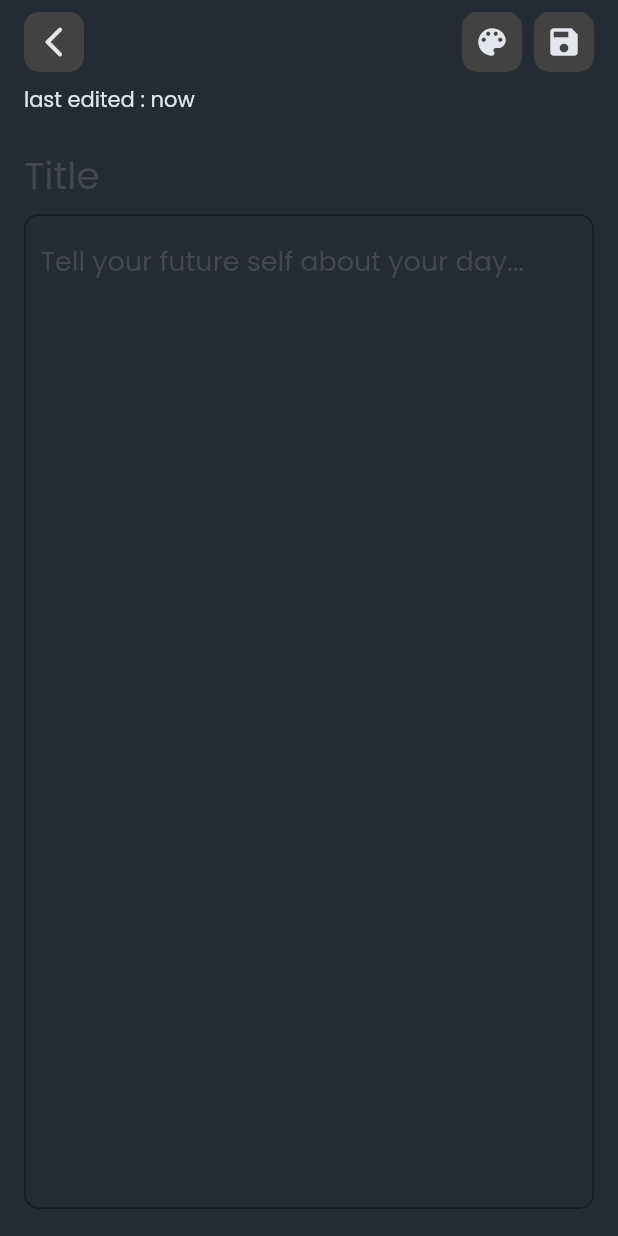
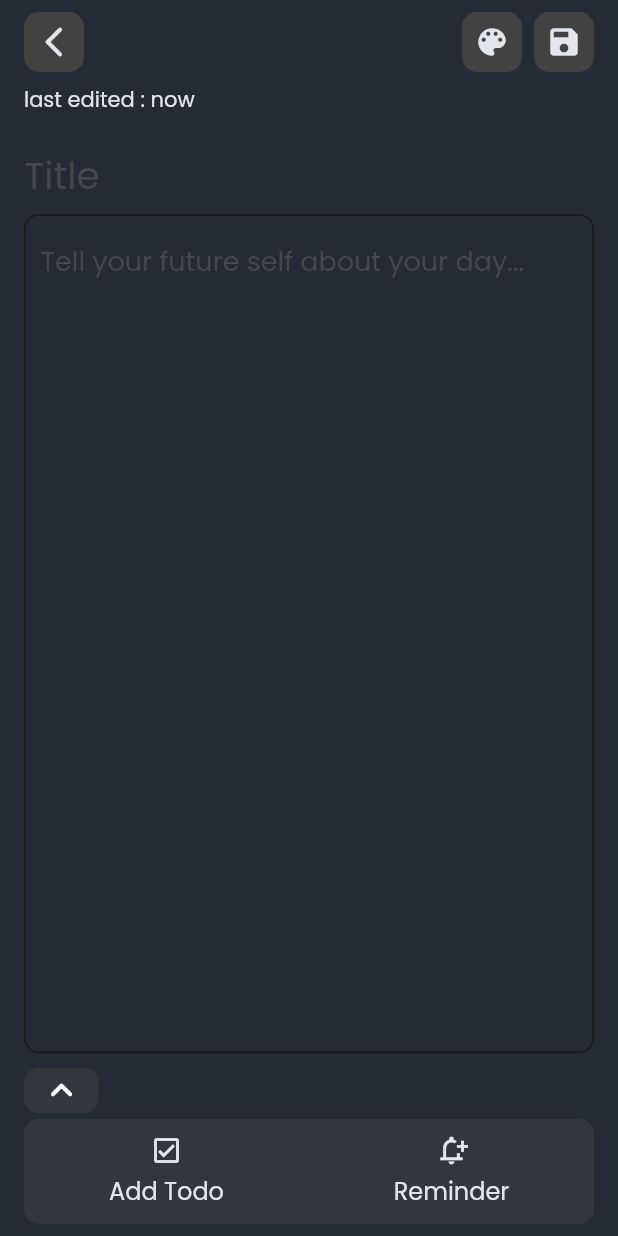
Before and after one commit to davidodejobi/mi-dairy, a Flutter app: the screen it shows after launch, after a tap on the "add" icon, on a phone screen of 412 x 824 dp. Run offline on Flutter 3.47's test engine with Material 2 defaults, Android fonts, the phone set to English and light mode, and no system bars; our stand-ins replace get_it, lottie.

Commit message:
added note bottom button with little animation

```diff
--- a/lib/main.dart
+++ b/lib/main.dart
@@ -5,6 +5,7 @@ import 'package:notetaking_crud_app/core/utils/theme.dart';
 import 'package:provider/provider.dart';
 
 import 'modules/add_note/provider/add_note_provider.dart';
+import 'modules/add_note/provider/change_postion.dart';
 import 'modules/home/home.dart';
 import 'modules/home/providers/note_provider.dart';
 
@@ -35,6 +36,9 @@ class MyApp extends StatelessWidget {
         ChangeNotifierProvider<AddNoteProvider>(
           create: (_) => AddNoteProvider(),
         ),
+        ChangeNotifierProvider<ChangePosition>(
+          create: (_) => ChangePosition(),
+        ),
       ],
       child: Consumer<NoteTheme>(
         builder: (context, appTheme, _) {
--- a/lib/modules/add_note/add_note.dart
+++ b/lib/modules/add_note/add_note.dart
@@ -5,6 +5,7 @@ import 'package:provider/provider.dart';
 import '../../locator.dart';
 import '../../shared/create_note_appBar.dart';
 import '../home/providers/note_provider.dart';
+import 'widgets/bottom_button_slide.dart';
 
 AddNoteProvider addNoteProvider = getIt<AddNoteProvider>();
 
@@ -69,7 +70,6 @@ class _AddNoteState extends State<AddNote> {
         },
         onPop: () {
           anp.changeNoteColor(Theme.of(context).cardColor);
-
           Navigator.pop(context);
           anp.onPopAction();
         },
@@ -169,6 +169,7 @@ class _AddNoteState extends State<AddNote> {
               const SizedBox(
                 height: 10,
               ),
+              BottomButtonSlide(color: widget.color),
             ],
           ),
         ),
--- /dev/null
+++ b/lib/modules/add_note/provider/change_postion.dart
@@ -0,0 +1,15 @@
+import 'package:flutter/material.dart';
+
+class ChangePosition with ChangeNotifier {
+  Offset offset = Offset.zero;
+  void changePositionUp() {
+    offset = offset -= const Offset(0, 1);
+    notifyListeners();
+  }
+
+  void changePositionDown() {
+    print('changePositionDown');
+    offset = offset -= const Offset(0, -1);
+    notifyListeners();
+  }
+}
--- /dev/null
+++ b/lib/modules/add_note/widgets/bottom_button_slide.dart
@@ -0,0 +1,149 @@
+import 'package:flutter/material.dart';
+import 'package:provider/provider.dart';
+
+import '../provider/change_postion.dart';
+
+class BottomButtonSlide extends StatelessWidget {
+  const BottomButtonSlide({
+    Key? key,
+    required this.color,
+  }) : super(key: key);
+
+  final Color? color;
+
+  @override
+  Widget build(BuildContext context) {
+    ChangePosition position = Provider.of<ChangePosition>(context);
+    return Column(
+      crossAxisAlignment: CrossAxisAlignment.start,
+      children: [
+        AnimatedSlide(
+          offset: position.offset,
+          duration: const Duration(milliseconds: 1000),
+          curve: Curves.slowMiddle,
+          child: Container(
+            height: 30,
+            width: 50,
+            decoration: BoxDecoration(
+              color: color!.withOpacity(0.5),
+              borderRadius: BorderRadius.circular(
+                10,
+              ),
+            ),
+            child: GestureDetector(
+              onTap: () {
+                position.changePositionDown();
+              },
+              child: const Icon(
+                Icons.keyboard_arrow_up_rounded,
+                color: Colors.white,
+                size: 30,
+              ),
+            ),
+          ),
+        ),
+        const SizedBox(
+          height: 4,
+        ),
+        AnimatedSlide(
+          offset: position.offset,
+          duration: const Duration(milliseconds: 1000),
+          curve: Curves.slowMiddle,
+          child: SizedBox(
+            // padding: const EdgeInsets.all(.0),
+            height: 70,
+            width: double.infinity,
+            child: Column(
+              crossAxisAlignment: CrossAxisAlignment.start,
+              children: [
+                Expanded(
+                  child: Container(
+                      height: 100,
+                      width: double.infinity,
+                      decoration: BoxDecoration(
+                        color: color!.withOpacity(0.5),
+                        borderRadius: BorderRadius.circular(
+                          10,
+                        ),
+                      ),
+                      child: Row(
+                        children: [
+                          Expanded(
+                            child: SizedBox(
+                              child: Column(
+                                mainAxisAlignment: MainAxisAlignment.center,
+                                children: [
+                                  Icon(
+                                    Icons.check_box_outlined,
+                                    color: Theme.of(context).iconTheme.color,
+                                    size: 22,
+                                  ),
+                                  const SizedBox(
+                                    height: 4,
+                                  ),
+                                  Text("Add Todo",
+                                      style: Theme.of(context)
+                                          .textTheme
+                                          .headline4),
+                                ],
+                              ),
+                            ),
+                          ),
+                          Expanded(
+                            child: SizedBox(
+                              child: Column(
+                                mainAxisAlignment: MainAxisAlignment.center,
+                                children: [
+                                  Icon(
+                                    Icons.notification_add_outlined,
+                                    color: Theme.of(context).iconTheme.color,
+                                    size: 22,
+                                  ),
+                                  const SizedBox(
+                                    height: 4,
+                                  ),
+                                  Text("Reminder",
+                                      style: Theme.of(context)
+                                          .textTheme
+                                          .headline4),
+                                ],
+                              ),
+                            ),
+                          ),
+                        ],
+                      )),
+                ),
+                // Expanded(
+                //   child: Row(
+                //     children: [
+                //       Container(
+                //         height: 100,
+                //         width: double.infinity,
+                //         decoration: BoxDecoration(
+                //           color: const Color(0xFF17191D),
+                //           borderRadius: BorderRadius.circular(
+                //             5,
+                //           ),
+                //         ),
+                //       ),
+                //       Container(
+                //         height: 100,
+                //         width: double.infinity,
+                //         decoration: BoxDecoration(
+                //           color: const Color(0xFF17191D),
+                //           borderRadius: BorderRadius.circular(
+                //             5,
+                //           ),
+                //         ),
+                //       ),
+                //     ],
+                //   ),
+                // ),
+              ],
+            ),
+          ),
+        ),
+      ],
+    );
+  }
+}
--- a/lib/modules/home/home.dart
+++ b/lib/modules/home/home.dart
@@ -17,7 +17,6 @@ class Home extends StatelessWidget {
   @override
   Widget build(BuildContext context) {
     final MyColors myColors = Theme.of(context).extension<MyColors>()!;
-    final np = Provider.of<NoteProvider>(context);
     return Scaffold(
       key: key,
       appBar: createAppBar("Dairy Mi", context),
@@ -25,7 +24,9 @@ class Home extends StatelessWidget {
         onPressed: () {
           Navigator.of(context).push(
             MaterialPageRoute(
-              builder: (context) => const AddNote(),
+              builder: (context) => AddNote(
+                color: Theme.of(context).cardColor,
+              ),
             ),
           );
         },
--- a/lib/shared/create_note_appBar.dart
+++ b/lib/shared/create_note_appBar.dart
@@ -1,3 +1,5 @@
+// ignore_for_file: file_names
+
 import 'package:flutter/material.dart';
 import 'package:provider/provider.dart';
 
@@ -52,7 +54,6 @@ PreferredSizeWidget createNoteAppBar(
                     color: Theme.of(context).iconTheme.color,
                   ),
                   onPressed: () {
-                    print('I got pressed');
                     showAlertDialog(context);
                   },
                   tooltip: 'Change note color',
```
Also changed, not shown: 1 other file.
